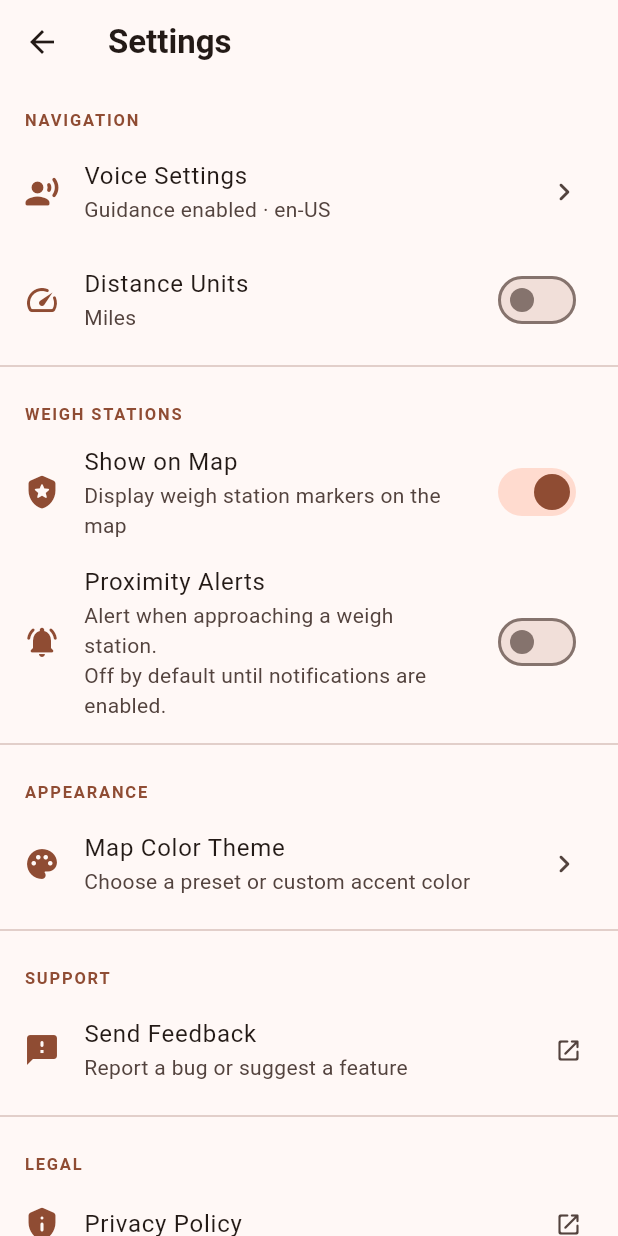
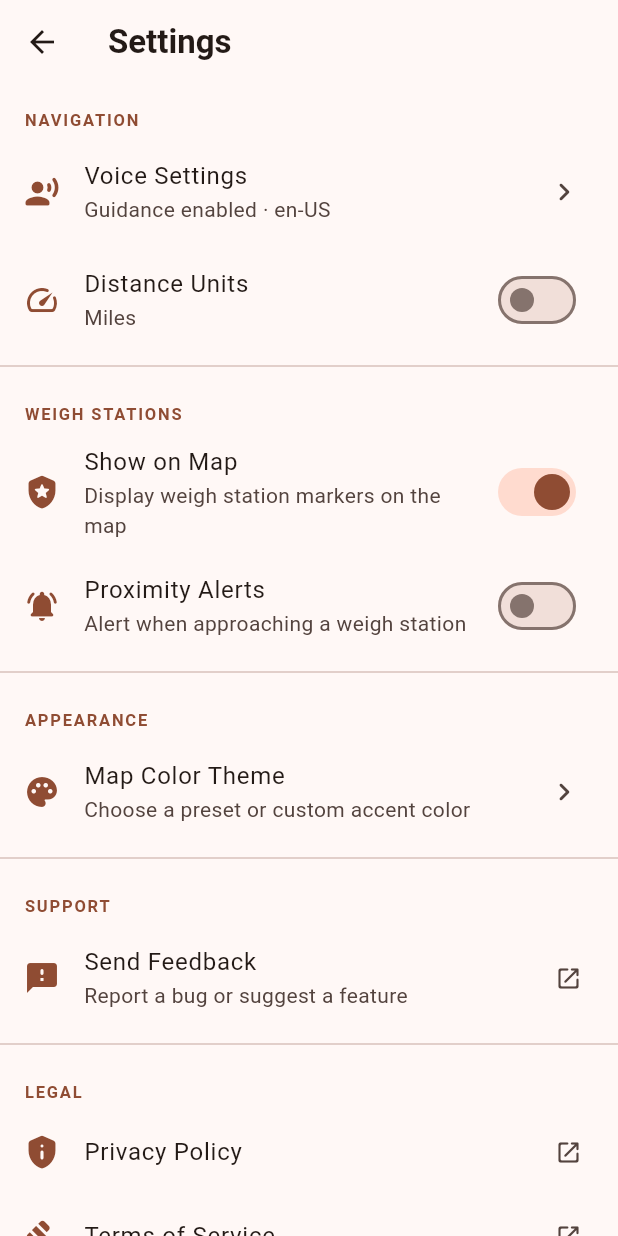
Before and after one commit to dukens11-create/kingtrux, a Flutter app: the SettingsScreen screen opened directly, on a phone screen of 412 x 824 dp. Run offline on Flutter 3.47's test engine with Material 3 defaults, Android fonts, the phone set to English and light mode, and no system bars; our stand-ins replace cloud_firestore, firebase_auth, firebase_core, flutter_tts, geolocator, google_maps_flutter and 4 more; missing offline and left inert: purchases_flutter; accounts and stored records are empty.

Commit message:
fix: address code review - simplify settings subtitle, make alerts speakable, fix indentation, auto-load on location refresh
Co-authored-by: dukens11-create <249652828+dukens11-create@users.noreply.github.com>

```diff
--- a/lib/services/weigh_station_settings_service.dart
+++ b/lib/services/weigh_station_settings_service.dart
@@ -57,7 +57,6 @@ class WeighStationSettingsService {
     final prefs = await SharedPreferences.getInstance();
     await prefs.setBool(_keyShowOnMap, settings.showOnMap);
     await prefs.setBool(_keyAlertsEnabled, settings.alertsEnabled);
-    await prefs.setDouble(
-        _keyThreshold, settings.alertThresholdMeters);
+    await prefs.setDouble(_keyThreshold, settings.alertThresholdMeters);
   }
 }
--- a/lib/ui/settings_screen.dart
+++ b/lib/ui/settings_screen.dart
@@ -101,8 +101,7 @@ class SettingsScreen extends StatelessWidget {
                 ),
                 title: const Text('Proximity Alerts'),
                 subtitle: const Text(
-                  'Alert when approaching a weigh station.\n'
-                  'Off by default until notifications are enabled.',
+                  'Alert when approaching a weigh station',
                 ),
                 value: ws.alertsEnabled,
                 onChanged: (value) {
```
Also changed, not shown: lib/state/app_state.dart (+21 -2 lines).
